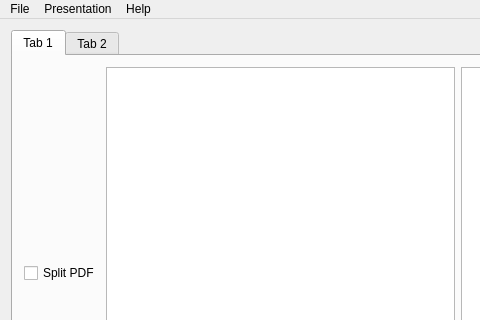
The window that mainwindow.ui (MrHase/Presentation) describes before a commit, drawn with Qt 5; both pictures show x 0 to 480 and y 0 to 320 of the 834 by 532 pixel window.
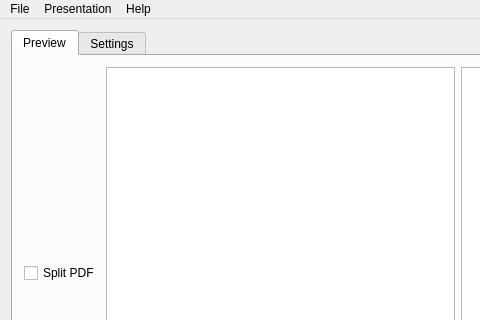
The same window after the commit.

The edit to the form file:
```diff
--- a/mainwindow.ui
+++ b/mainwindow.ui
@@ -22,7 +22,7 @@
       </property>
       <widget class="QWidget" name="tab">
        <attribute name="title">
-        <string>Tab 1</string>
+        <string>Preview</string>
        </attribute>
        <layout class="QVBoxLayout" name="verticalLayout_3">
         <item>
@@ -78,7 +78,7 @@
       </widget>
       <widget class="QWidget" name="tab_2">
        <attribute name="title">
-        <string>Tab 2</string>
+        <string>Settings</string>
        </attribute>
       </widget>
      </widget>
```
Left out of the diff: 27 changed lines with no effect on the pictures.
